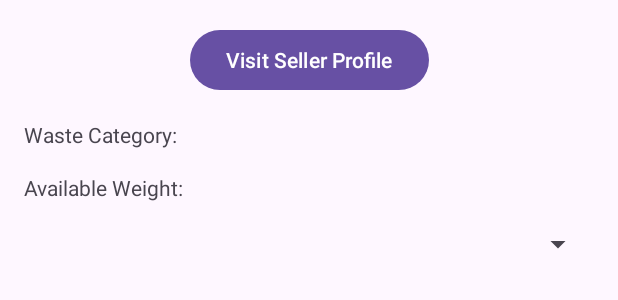
After one commit to PranavModale/GreenHarvest, an Android app: the layout activity_waste_management.xml on its own in the app's theme, with its tools: preview values and no code run, on a phone screen of 412 x 824 dp. The commit adds this screen. Shown: the top 300 px of the screen. Run offline under Robolectric (Android 15) with nearby library versions, the phone set to English and light mode, and no system bars.

Commit message:
worked on WasteManagementActivity

```diff
--- a/app/src/main/AndroidManifest.xml
+++ b/app/src/main/AndroidManifest.xml
@@ -12,6 +12,9 @@
         android:supportsRtl="true"
         android:theme="@style/Theme.GreenHarvest"
         tools:targetApi="31">
+        <activity
+            android:name=".admin.WasteManagementActivity"
+            android:exported="false" />
         <activity
             android:name=".admin.CreateContainer"
             android:exported="false" />
--- /dev/null
+++ b/app/src/main/res/layout/activity_waste_management.xml
@@ -0,0 +1,77 @@
+<?xml version="1.0" encoding="utf-8"?>
+<androidx.constraintlayout.widget.ConstraintLayout
+    xmlns:android="http://schemas.android.com/apk/res/android"
+    xmlns:app="http://schemas.android.com/apk/res-auto"
+    xmlns:tools="http://schemas.android.com/tools"
+    android:id="@+id/main"
+    android:layout_width="match_parent"
+    android:layout_height="match_parent"
+    tools:context=".admin.WasteManagementActivity">
+
+    <com.google.android.material.button.MaterialButton
+        android:id="@+id/visitProfileButton"
+        android:layout_width="wrap_content"
+        android:layout_height="wrap_content"
+        android:layout_margin="16dp"
+        android:text="Visit Seller Profile"
+        app:layout_constraintTop_toTopOf="parent"
+        app:layout_constraintStart_toStartOf="parent"
+        app:layout_constraintEnd_toEndOf="parent" />
+
+    <!-- TextView to display waste category -->
+    <TextView
+        android:id="@+id/textWasteCategory"
+        android:layout_width="wrap_content"
+        android:layout_height="wrap_content"
+        android:text="Waste Category:"
+        app:layout_constraintStart_toStartOf="parent"
+        app:layout_constraintTop_toBottomOf="@+id/visitProfileButton"
+        android:layout_marginTop="16dp"
+        android:layout_marginStart="16dp"/>
+
+    <!-- TextView to display waste category value -->
+    <TextView
+        android:id="@+id/textWasteCategoryValue"
+        android:layout_width="wrap_content"
+        android:layout_height="wrap_content"
+        android:text=""
+        app:layout_constraintStart_toEndOf="@+id/textWasteCategory"
+        app:layout_constraintTop_toTopOf="@+id/textWasteCategory"
+        android:layout_marginStart="8dp"/>
+
+    <!-- TextView to display available weight -->
+    <TextView
+        android:id="@+id/textAvailableWeight"
+        android:layout_width="wrap_content"
+        android:layout_height="wrap_content"
+        android:text="Available Weight:"
+        app:layout_constraintStart_toStartOf="parent"
+        app:layout_constraintTop_toBottomOf="@+id/textWasteCategory"
+        android:layout_marginTop="16dp"
+        android:layout_marginStart="16dp"/>
+
+    <!-- TextView to display available weight value -->
+    <TextView
+        android:id="@+id/textAvailableWeightValue"
+        android:layout_width="wrap_content"
+        android:layout_height="wrap_content"
+        android:text=""
+        app:layout_constraintStart_toEndOf="@+id/textAvailableWeight"
+        app:layout_constraintTop_toTopOf="@+id/textAvailableWeight"
+        android:layout_marginStart="8dp"/>
+
+    <!-- Spinner to select container -->
+    <Spinner
+        android:id="@+id/containerSpinner"
+        android:layout_width="0dp"
+        android:layout_height="wrap_content"
+        android:layout_marginStart="16dp"
+        android:layout_marginTop="16dp"
+        android:layout_marginEnd="16dp"
+        app:layout_constraintStart_toStartOf="parent"
+        app:layout_constraintTop_toBottomOf="@id/textAvailableWeightValue"
+        app:layout_constraintEnd_toEndOf="parent" />
+
+    <!-- Add more UI components below for container selection, etc. -->
+
+</androidx.constraintlayout.widget.ConstraintLayout>
--- a/app/src/main/res/layout/fragment_b__seller.xml
+++ b/app/src/main/res/layout/fragment_b__seller.xml
@@ -8,7 +8,7 @@
     >
 
     <androidx.constraintlayout.widget.ConstraintLayout
-        android:layout_marginTop="250dp"
+        android:layout_marginTop="150dp"
         android:layout_width="match_parent"
         android:layout_height="wrap_content">
 
--- a/app/src/main/res/layout/item_waste_card.xml
+++ b/app/src/main/res/layout/item_waste_card.xml
@@ -6,6 +6,7 @@
     android:orientation="horizontal">
 
     <androidx.cardview.widget.CardView
+        android:id="@+id/cardview"
         android:layout_width="match_parent"
         android:layout_height="wrap_content"
         android:layout_margin="8dp"
```
Also changed, not shown: app/src/main/java/com/example/greenharvest/admin/A_Admin.java (+14 -0 lines), app/src/main/java/com/example/greenharvest/admin/WasteManagementActivity.java (added, +146 -0 lines), app/src/main/java/com/example/greenharvest/model/AvailableWaste.java (+12 -3 lines), app/src/main/java/com/example/greenharvest/seller/B_Seller.java (+5 -2 lines), app/src/main/java/com/example/greenharvest/seller/SellerProfileActivity.java (+6 -11 lines).
